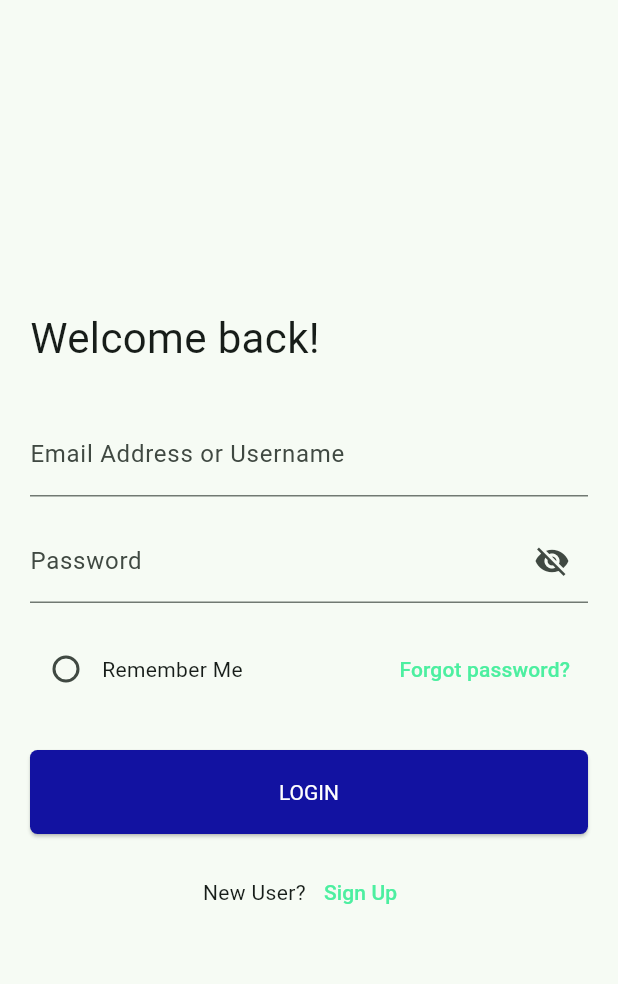
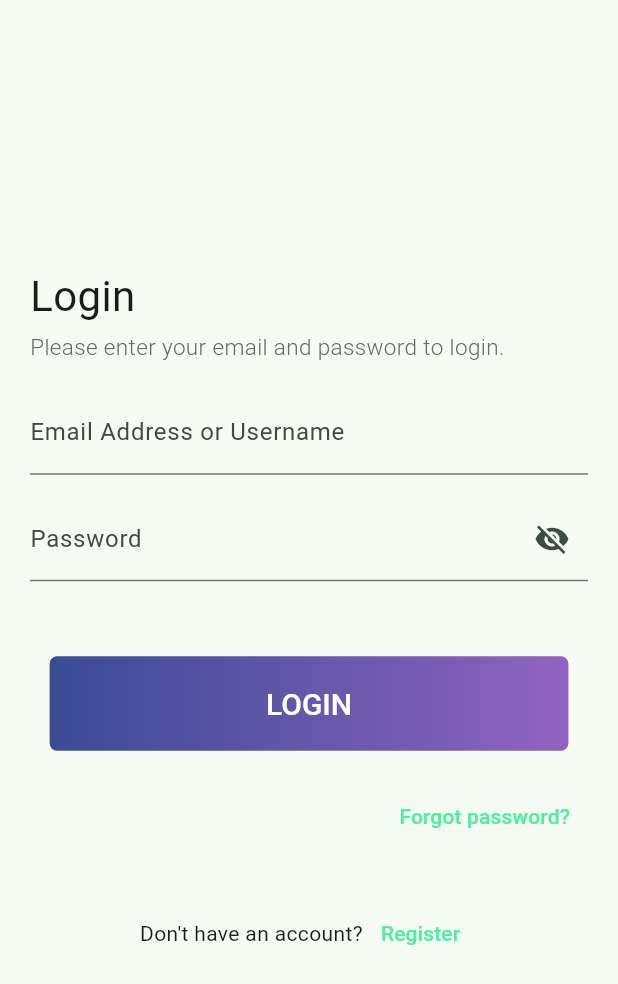
Before and after one commit to ninjaVr2/SendIN_Mobile, a Flutter app: the Login screen opened directly, on a phone screen of 412 x 824 dp. Shown: the top 984 px of the screen. Run offline on Flutter 3.47's test engine with Material 2 defaults, Android fonts, the phone set to English and light mode, and no system bars; our stand-ins replace animated_splash_screen, flutter_svg, page_transition, pinput, shared_preferences; accounts and stored records are empty; Roboto replaces fonts that are missing (Sofia Pro).

Commit message:
update 12 files

```diff
--- a/lib/Screens/Authentication/Login.dart
+++ b/lib/Screens/Authentication/Login.dart
@@ -33,12 +33,22 @@ class _LoginState extends State<Login> {
                 crossAxisAlignment: CrossAxisAlignment.start,
                 children: [
                   Text(
-                    "Welcome back!",
+                    "Login",
                     style: TextStyle(
                       fontSize: 28
                     ),
                     ),
-                    SizedBox(height: 30,),
+                    Text(
+                      "Please enter your email and password to login.",
+                      style: TextStyle(
+                        fontFamily: "Sofia Pro",
+                        fontSize: 15,
+                        fontWeight: FontWeight.w300,
+                        color: Color(0xff676767),
+                        height: 28/15,
+                      ),
+                      ),
+                    SizedBox(height: 15,),
                   Form(
                     autovalidateMode: AutovalidateMode.onUserInteraction,
                     child: Column(
@@ -74,19 +84,69 @@ class _LoginState extends State<Login> {
                         SizedBox(
                           height: 20,
                           ),
-                        Row(
+
+                        SizedBox(height: 30,),
+                        SizedBox(
+                          width: MediaQuery.of(context).size.width*0.95,
+                          child: ElevatedButton(
+                            onPressed: (){
+                              Navigator.of(context).push(
+                                  MaterialPageRoute(
+                                    builder: (context) => home()
+                                    )
+                                );
+                            },
+                            child: Container(
+                              padding: EdgeInsets.symmetric(
+                                horizontal: MediaQuery.of(context).size.width*0.35,
+                                vertical: 20
+                              ),
+                              decoration: BoxDecoration(
+                                borderRadius: BorderRadius.circular(5),
+                                gradient: LinearGradient(
+                                  colors: [
+                                    Color.fromRGBO(58, 75, 149, 1),
+                                    Color.fromRGBO(144, 99, 191, 1),
+                                  ]
+                                )
+                              ),
+                              child: Text(
+                                "LOGIN",
+                                style: TextStyle(
+                                  color: Colors.white,
+                                  	fontFamily: "Sofia Pro",
+                                    fontSize: 20,
+                                    fontWeight: FontWeight.w500,
+                                ),
+                                ),
+                            ),
+                            style: ElevatedButton.styleFrom(
+                              backgroundColor: Colors.transparent,
+                              shadowColor: Colors.transparent,
+                              textStyle: TextStyle(
+                                color: Colors.white
+                              ),
+                              shape: RoundedRectangleBorder(
+                                borderRadius: BorderRadius.circular(5)
+                              ),
+                              padding: EdgeInsets.zero,
+                            ),
+                            ),
+                        ),
+                        SizedBox(height: 20,),
+                         Row(
                           children: [
-                            Checkbox(
-                              activeColor: Color.fromARGB(255, 18, 18, 161),
-                              shape: CircleBorder(),
-                              value: checkval,
-                              onChanged: (check){
-                              setState(() {
-                                checkval = check!;
-                              });
-                            }
-                            ),
-                            Text("Remember Me"),
+                            // Checkbox(
+                            //   activeColor: Color.fromARGB(255, 18, 18, 161),
+                            //   shape: CircleBorder(),
+                            //   value: checkval,
+                            //   onChanged: (check){
+                            //   setState(() {
+                            //     checkval = check!;
+                            //   });
+                            // }
+                            // ),
+                            // Text("Remember Me"),
                             Expanded(
                               child: SizedBox()
                               ),
@@ -107,49 +167,17 @@ class _LoginState extends State<Login> {
                           )
                           ],
                         ),
-                        SizedBox(height: 30,),
-                        SizedBox(
-                          width: MediaQuery.of(context).size.width*0.95,
-                          child: ElevatedButton(
-                            onPressed: (){
-                              Navigator.of(context).push(
-                                  MaterialPageRoute(
-                                    builder: (context) => home()
-                                    )
-                                );
-                            },
-                            child: Text(
-                              "LOGIN",
-                              style: TextStyle(
-                                color: Colors.white
-                              ),
-                              ),
-                            style: ElevatedButton.styleFrom(
-                              backgroundColor: Color.fromARGB(255, 18, 18, 161),
-                              textStyle: TextStyle(
-                                color: Colors.white
-                              ),
-                              shape: RoundedRectangleBorder(
-                                borderRadius: BorderRadius.circular(5)
-                              ),
-                              padding: EdgeInsets.symmetric(vertical: 20),
-                              // fixedSize: Size(
-                              //   MediaQuery.of(context).size.width*0.95,
-                              //   MediaQuery.of(context).size.width*0.95,
-                              // ),
-                            ),
-                            ),
-                        ),
                       ],
                     ),
                     ),
+                    SizedBox(height: 15,),
                     const SizedBox(
                       height: 15,
                       ),
                   Row(
                     mainAxisAlignment: MainAxisAlignment.center,
                     children: [
-                      Text("New User?"),
+                      Text("Don't have an account?"),
                       TextButton(
                         onPressed: (){
                           Navigator.of(context).push(
@@ -159,7 +187,7 @@ class _LoginState extends State<Login> {
                             );
                         },
                         child: Text(
-                          "Sign Up",
+                          "Register",
                           style: TextStyle(
                             color: Color.fromARGB(255, 76, 239, 160)
                           ),
```
Also changed, not shown: lib/Animations/Page_transitions.dart (added, +18 -0 lines), lib/Shared/Screens/Splash/Splash2.dart (+42 -35 lines), lib/Shared/Screens/Splash/Splash3.dart (+99 -3 lines), assets/imgs/caro1.svg (added).
